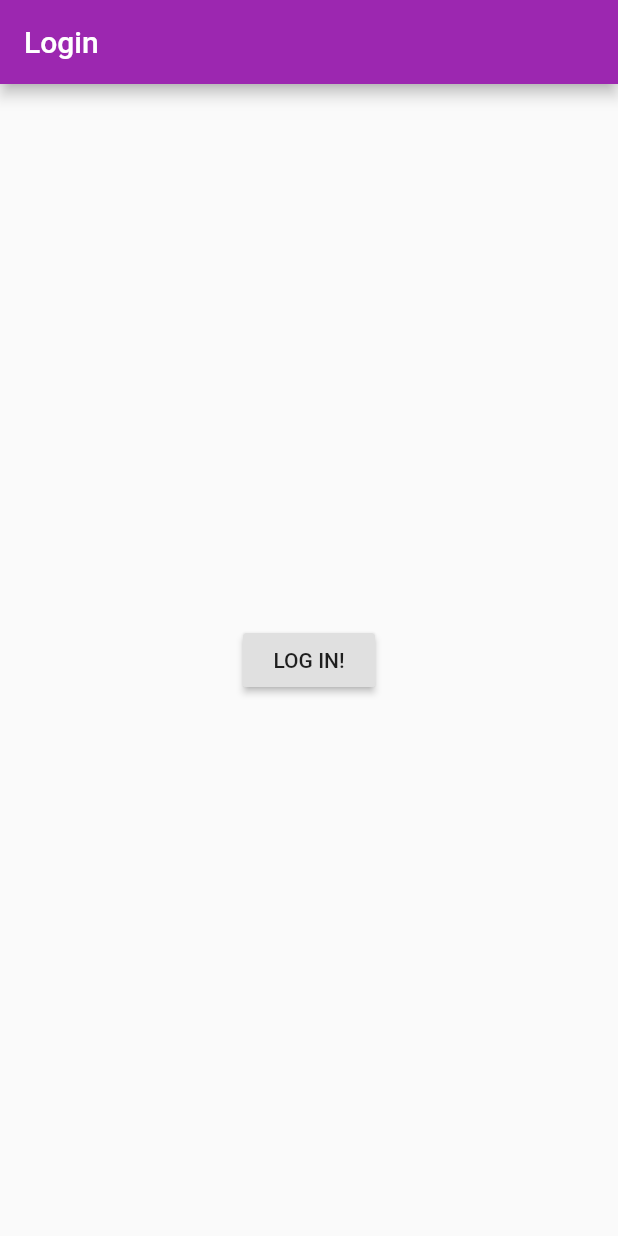
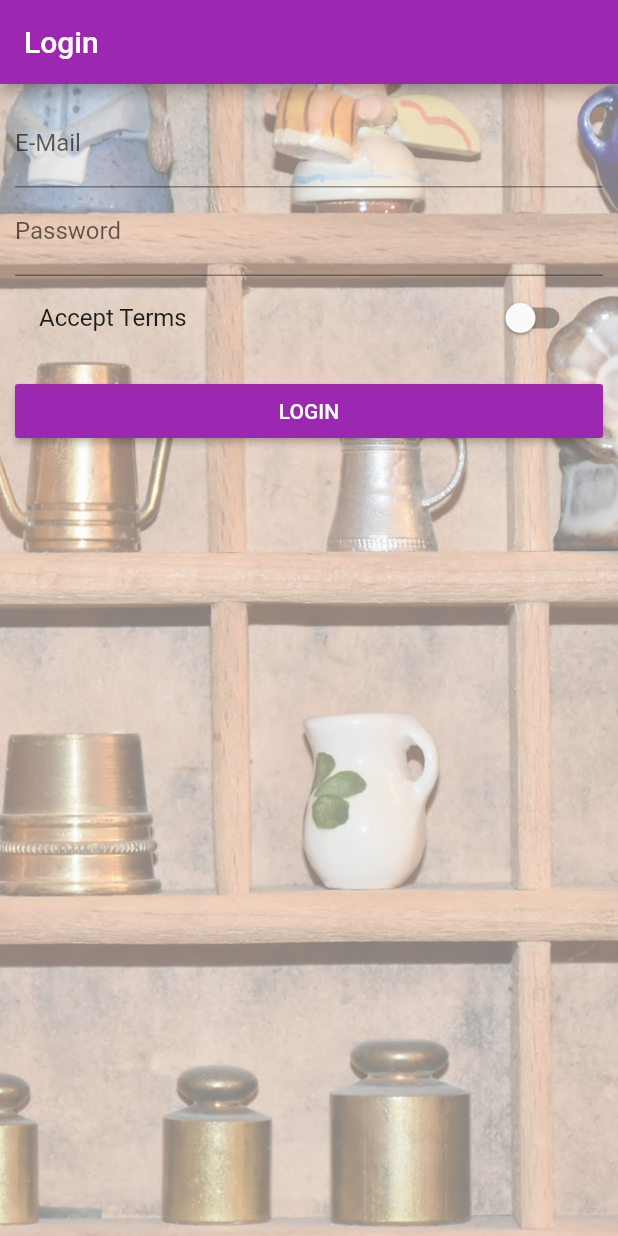
Before and after one commit to autibequi/flutterMess, a Flutter app: the screen it shows after launch, on a phone screen of 412 x 824 dp. Run offline on Flutter 3.47's test engine with Material 2 defaults, Android fonts, the phone set to English and light mode, and no system bars.

Commit message:
Add background to auth screen.

```diff
--- a/lib/pages/auth.dart
+++ b/lib/pages/auth.dart
@@ -1,18 +1,78 @@
 import 'package:flutter/material.dart';
 
-class AuthPage extends StatelessWidget {
+class AuthPage extends StatefulWidget {
+  @override
+  State<StatefulWidget> createState() {
+    return _AuthPageState();
+  }
+}
+
+class _AuthPageState extends State<AuthPage> {
+  String _emailValue;
+  String _passwordValue;
+  bool _acceptTerms = false;
+
   @override
   Widget build(BuildContext context) {
     return Scaffold(
-        appBar: AppBar(
-          title: Text('Login'),
+      appBar: AppBar(
+        title: Text('Login'),
+      ),
+      body: Container(
+        decoration: BoxDecoration(
+          image: DecorationImage(
+            fit: BoxFit.cover,
+            colorFilter: ColorFilter.mode(
+                Colors.black.withOpacity(0.5), BlendMode.dstATop),
+            image: AssetImage('assets/background.jpg'),
+          ),
         ),
-        body: Center(
-            child: RaisedButton(
-                child: Text('LOG IN!'),
-                onPressed: () {
-                  print('logou');
-                  Navigator.pushNamed(context, 'productList');
-                })));
+        padding: EdgeInsets.all(10.0),
+        child: ListView(
+          children: <Widget>[
+            TextField(
+              decoration: InputDecoration(labelText: 'E-Mail'),
+              keyboardType: TextInputType.emailAddress,
+              onChanged: (String value) {
+                setState(() {
+                  _emailValue = value;
+                });
+              },
+            ),
+            TextField(
+              decoration: InputDecoration(labelText: 'Password'),
+              obscureText: true,
+              onChanged: (String value) {
+                setState(() {
+                  _passwordValue = value;
+                });
+              },
+            ),
+            SwitchListTile(
+              value: _acceptTerms,
+              onChanged: (bool value) {
+                setState(() {
+                  _acceptTerms = value;
+                });
+              },
+              title: Text('Accept Terms'),
+            ),
+            SizedBox(
+              height: 10.0,
+            ),
+            RaisedButton(
+              color: Theme.of(context).primaryColor,
+              textColor: Colors.white,
+              child: Text('LOGIN'),
+              onPressed: () {
+                print(_emailValue);
+                print(_passwordValue);
+                Navigator.pushReplacementNamed(context, 'productList');
+              },
+            ),
+          ],
+        ),
+      ),
+    );
   }
 }
--- a/pubspec.yaml
+++ b/pubspec.yaml
@@ -43,7 +43,7 @@ flutter:
   # To add assets to your application, add an assets section, like this:
   assets:
     - assets/food.jpg
-  #  - images/a_dot_ham.jpeg
+    - assets/background.jpg
 
   # An image asset can refer to one or more resolution-specific "variants", see
   # https://flutter.dev/assets-and-images/#resolution-aware.
```
Also changed, not shown: assets/background.jpg (added).
